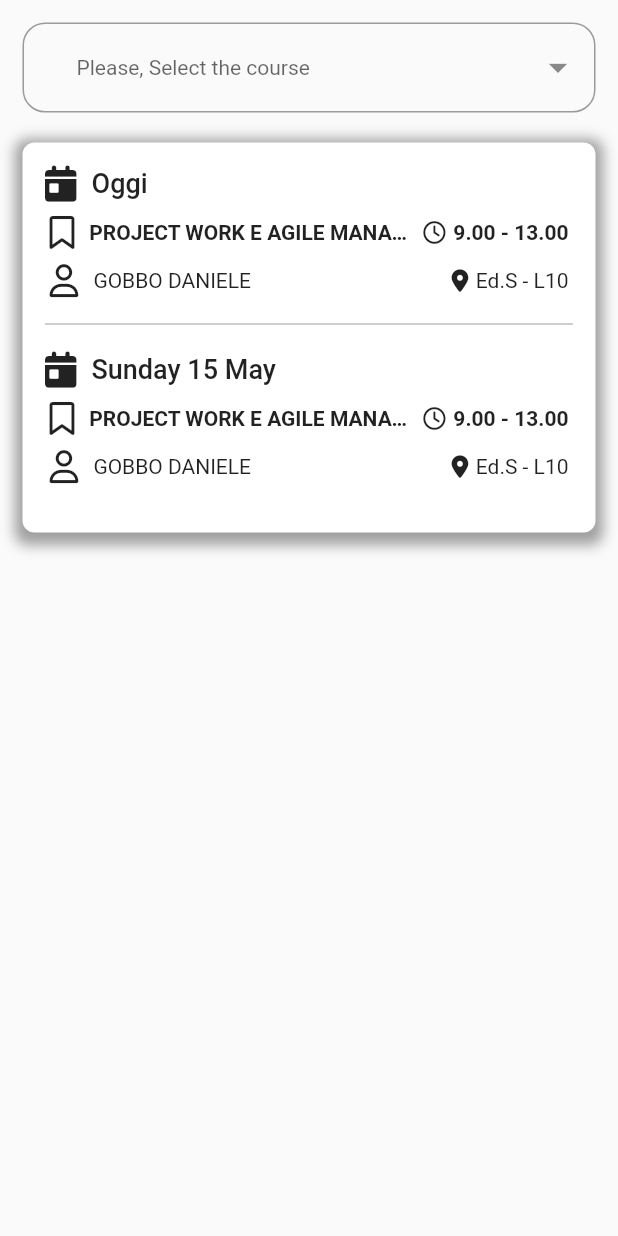
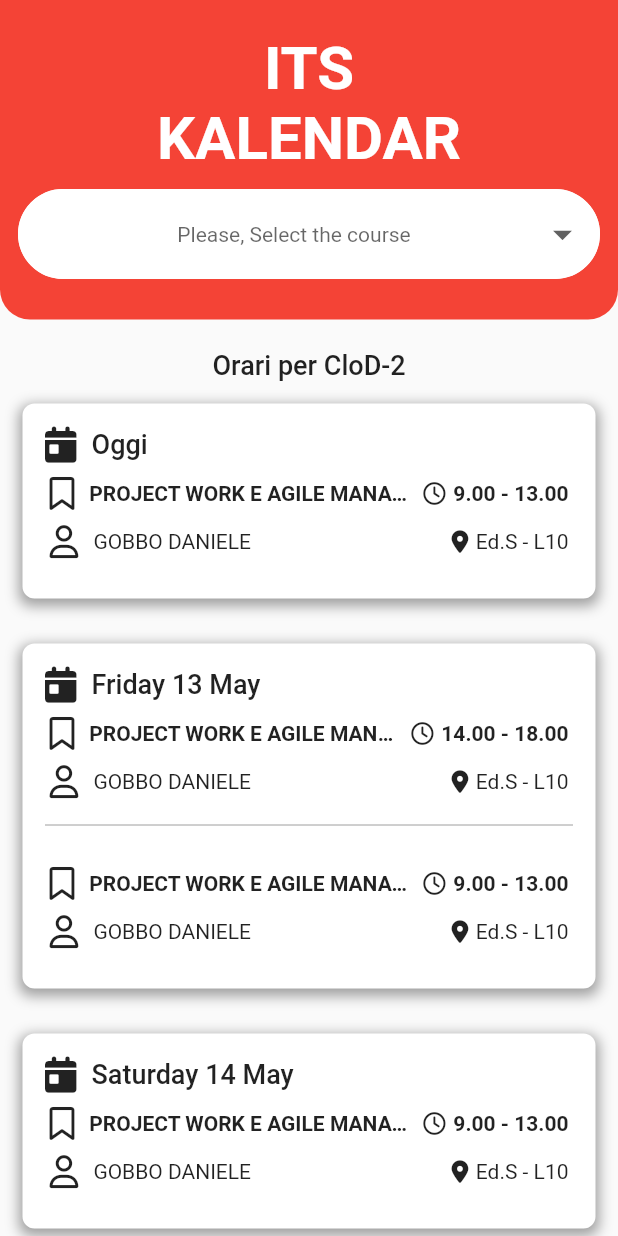
Before and after one commit to saliougaye/itskalendar, a Flutter app: the screen it shows after launch, on a phone screen of 412 x 824 dp. Run offline on Flutter 3.47's test engine with Material 2 defaults, Android fonts, the phone set to English and light mode, and no system bars; our stand-ins replace bloc, dio, dropdown_button2, equatable, font_awesome_flutter.

Commit message:
chore(app): Completed UI and Added Home Bloc

```diff
--- a/lib/constants/strings.dart
+++ b/lib/constants/strings.dart
@@ -0,0 +1,5 @@
+class AppStrings {
+  AppStrings._();
+
+  static const String ApiUrl = "https://orari.federicoantoniazzi.dev/api";
+}
--- a/lib/home.dart
+++ b/lib/home.dart
@@ -0,0 +1,81 @@
+import 'package:flutter/material.dart';
+import 'package:itskalendar/models/course_hours.dart';
+import 'package:itskalendar/widgets/card.dart';
+import 'package:itskalendar/widgets/select.dart';
+
+class Home extends StatelessWidget {
+  final Map<DateTime, List<Day>> grouped;
+  const Home({Key? key, required this.grouped}) : super(key: key);
+
+  @override
+  Widget build(BuildContext context) {
+    return Column(
+      children: [
+        Container(
+          padding: const EdgeInsets.all(12),
+          decoration: const BoxDecoration(
+              color: Colors.red,
+              borderRadius: BorderRadius.only(
+                  bottomLeft: Radius.circular(20),
+                  bottomRight: Radius.circular(20))),
+          child: Column(
+            children: const [
+              SizedBox(
+                height: 10,
+              ),
+              Text(
+                'ITS\nKALENDAR',
+                style: TextStyle(
+                    color: Colors.white,
+                    fontSize: 40,
+                    fontWeight: FontWeight.bold),
+                textAlign: TextAlign.center,
+              ),
+              SizedBox(
+                height: 10,
+              ),
+              Select(
+                items: [
+                  "CloD-2",
+                  "DevO-2",
+                  "DiQu-2",
+                  "iUCs-2",
+                  "CpeR",
+                  "QZer",
+                  "CyBe",
+                  "AMar"
+                ],
+              ),
+              SizedBox(
+                height: 15,
+              ),
+            ],
+          ),
+        ),
+        const SizedBox(
+          height: 20,
+        ),
+        const Text("Orari per CloD-2",
+            style: TextStyle(fontSize: 18, fontWeight: FontWeight.w500)),
+        (() {
+          if (grouped.isEmpty) {
+            return const Text('No Data');
+          }
+
+          return Expanded(
+            child: ListView.builder(
+              itemCount: grouped.length,
+              itemBuilder: (context, index) => Padding(
+                padding: const EdgeInsets.all(15),
+                child: LessonCard(
+                  day: grouped.keys.elementAt(index),
+                  lessons: grouped[grouped.keys.elementAt(index)] ?? [],
+                ),
+              ),
+            ),
+          );
+        }()),
+      ],
+    );
+  }
+}
--- a/lib/main.dart
+++ b/lib/main.dart
@@ -1,41 +1,17 @@
+import 'package:collection/collection.dart';
 import 'package:flutter/material.dart';
+import 'package:itskalendar/home.dart';
 import 'package:itskalendar/models/course_hours.dart';
-import 'package:itskalendar/widgets/card.dart';
-import 'package:itskalendar/widgets/select.dart';
 
 void main() {
-  runApp(const MyApp());
+  runApp(MyApp());
 }
 
 class MyApp extends StatelessWidget {
-  const MyApp({Key? key}) : super(key: key);
+  MyApp({Key? key}) : super(key: key);
 
-  @override
-  Widget build(BuildContext context) {
-    return MaterialApp(
-      title: 'Flutter Demo',
-      theme: ThemeData(
-        primarySwatch: Colors.blue,
-      ),
-      home: SafeArea(
-        child: Scaffold(
-          body: Padding(
-            padding: const EdgeInsets.all(15.0),
-            child: Column(
-              children: [
-                Select(items: [
-                  "CloD-2",
-                  "DevO-2",
-                  "DiQu-2",
-                  "iUCs-2",
-                  "CpeR",
-                  "QZer",
-                  "CyBe",
-                  "AMar"
-                ]),
-                SizedBox(height: 20,),
-                LessonCard(
-                  morning: Day(
+  final List<Day> days = [
+    Day(
         id: "1",
         timeStart: "9.00",
         timeEnd: "13.00",
@@ -46,8 +22,19 @@ class MyApp extends StatelessWidget {
         v: 0,
         courseName: "DevO-2",
         date: DateTime.parse("2022-05-11T00:00:00.000Z")),
-                  afternoon: Day(
-                      id: "1",
+    Day(
+        id: "2",
+        timeStart: "14.00",
+        timeEnd: "18.00",
+        required: false,
+        module: "PROJECT WORK E AGILE MANAGEMENT - ANNO 2",
+        professor: "GOBBO DANIELE",
+        room: "Ed.S - L10",
+        v: 0,
+        courseName: "DevO-2",
+        date: DateTime.parse("2022-05-13T00:00:00.000Z")),
+    Day(
+        id: "3",
         timeStart: "9.00",
         timeEnd: "13.00",
         required: false,
@@ -56,11 +43,32 @@ class MyApp extends StatelessWidget {
         room: "Ed.S - L10",
         v: 0,
         courseName: "DevO-2",
-                      date: DateTime.parse("2022-05-15T00:00:00.000Z")),
-                )
-              ],
+        date: DateTime.parse("2022-05-13T00:00:00.000Z")),
+    Day(
+        id: "4",
+        timeStart: "9.00",
+        timeEnd: "13.00",
+        required: false,
+        module: "PROJECT WORK E AGILE MANAGEMENT - ANNO 2",
+        professor: "GOBBO DANIELE",
+        room: "Ed.S - L10",
+        v: 0,
+        courseName: "DevO-2",
+        date: DateTime.parse("2022-05-14T00:00:00.000Z"))
+  ];
+
+  @override
+  Widget build(BuildContext context) {
+    final grouped = groupBy(days, (Day d) => d.date);
+
+    return MaterialApp(
+      title: 'Flutter Demo',
+      theme: ThemeData(
+        primarySwatch: Colors.blue,
       ),
-          ),
+      home: SafeArea(
+        child: Scaffold(
+          body: Home(grouped: grouped),
         ),
       ),
     );
--- a/lib/widgets/card.dart
+++ b/lib/widgets/card.dart
@@ -6,28 +6,26 @@ import 'package:intl/intl.dart';
 
 class LessonCard extends StatelessWidget {
 
-  final Day morning;
-  final Day? afternoon;
+  final DateTime day;
+  final List<Day> lessons;
 
-  const LessonCard({Key? key, required this.morning, this.afternoon}) : super(key: key);
+  const LessonCard({Key? key, required this.day, required this.lessons}) : super(key: key);
 
   @override
   Widget build(BuildContext context) {
 
+    final cards = lessons.map((e) => _lessonCard(e)).toList();
 
-    List<Widget> widgets = [_lessonCard(morning)];
-    if(afternoon != null) {
-      widgets.add(const Divider(
-        color: Colors.grey,
+    if(cards.length == 2) {
+      cards.insert(1, const Divider(
+         color: Colors.grey,
       ));
-      widgets.add(const SizedBox(height: 10,));
-      widgets.add(_lessonCard(afternoon!));
-
+      cards.insert(2, const SizedBox(height: 10,));
     }
 
 
     return Container(
-      height: afternoon != null ? 260 : 130,
+      height: lessons.length == 2 ? 230 : 130,
        padding: const EdgeInsets.all(15),
        decoration: BoxDecoration(
           borderRadius: BorderRadius.circular(8.0),
@@ -35,14 +33,14 @@ class LessonCard extends StatelessWidget {
           boxShadow: const [
             BoxShadow(
               color: Colors.grey,
-              spreadRadius: 5,
+              spreadRadius: 2,
               blurRadius: 7,
               offset: Offset(0, 3)
             )
           ]
        ),
        child: Column(
-         children: widgets,
+         children: [_titleCard(_getDateString(day)), ...cards],
        )
     );
   }
@@ -50,7 +48,6 @@ class LessonCard extends StatelessWidget {
   Widget _lessonCard(Day day) {
     return Column(
       children: [
-        _titleCard(_getDateString(day.date)),
         const SizedBox(height: 10,),
         _lesson(day),
         const SizedBox(height: 10,),
--- a/lib/widgets/select.dart
+++ b/lib/widgets/select.dart
@@ -3,13 +3,17 @@ import 'package:flutter/material.dart';
 
 class Select extends StatelessWidget {
   final List<String> items;
-  const Select({Key? key, required this.items}) : super(key: key);
+  final String? value;
+  const Select({Key? key, required this.items, this.value}) : super(key: key);
 
   @override
   Widget build(BuildContext context) {
     return DropdownButtonFormField2(
+      value: value,
       items: items.map((e) => DropdownMenuItem<String>(
         value: e,
+        child: Container(
+          alignment: Alignment.center,
           child: Text(
             e,
             style: const TextStyle(
@@ -18,20 +22,35 @@ class Select extends StatelessWidget {
             ),
             textAlign: TextAlign.center,
           ),
-
+        ),
       )).toList(),
       isExpanded: true,
       decoration: InputDecoration(
         isDense: true,
         contentPadding: EdgeInsets.zero,
         border: OutlineInputBorder(
+          borderRadius: BorderRadius.circular(30),
+          borderSide: const BorderSide(color: Colors.white)
+        ),
+        focusedBorder: OutlineInputBorder(
           borderRadius: BorderRadius.circular(15),
+          borderSide: const BorderSide(color: Colors.white)
         ),
-
+        enabledBorder: OutlineInputBorder(
+          borderRadius: BorderRadius.circular(30),
+          borderSide: const BorderSide(color: Colors.white)
         ),
-      hint: const Text(
+        filled: true,
+        fillColor: Colors.white
+      ),
+      hint: Container(
+        alignment: Alignment.center,
+        child: const Text(
           'Please, Select the course',
-        style: TextStyle(fontSize: 14),
+          style: TextStyle(
+            fontSize: 14,
+          ),
+        ),
       ),
       onChanged: (value) {},
       iconSize: 30,
@@ -39,12 +58,8 @@ class Select extends StatelessWidget {
       buttonPadding: const EdgeInsets.only(left: 20, right: 10),
       dropdownDecoration: BoxDecoration(
         borderRadius: BorderRadius.circular(15),
+      ),
 
-      ),
-      icon: const Icon(
-        Icons.arrow_drop_down,
-        color: Colors.black45,
-      ),
     );
 
   }
--- a/pubspec.yaml
+++ b/pubspec.yaml
@@ -37,6 +37,11 @@ dependencies:
   font_awesome_flutter: ^10.1.0
   intl: ^0.17.0
   dropdown_button2: ^1.4.0
+  dio: ^4.0.6
+  bloc: ^8.0.3
+  equatable: ^2.0.3
+  flutter_bloc: ^8.0.1
+  collection: ^1.15.0
 
 dev_dependencies:
   flutter_test:
```
Also changed, not shown: lib/blocs/home/home_bloc.dart (added, +72 -0 lines), lib/blocs/home/home_event.dart (added, +28 -0 lines), lib/blocs/home/home_state.dart (added, +34 -0 lines), lib/services/api_service.dart (added, +40 -0 lines), pubspec.lock, 1 other file. Lines whose indentation alone changed are shown as unchanged.
